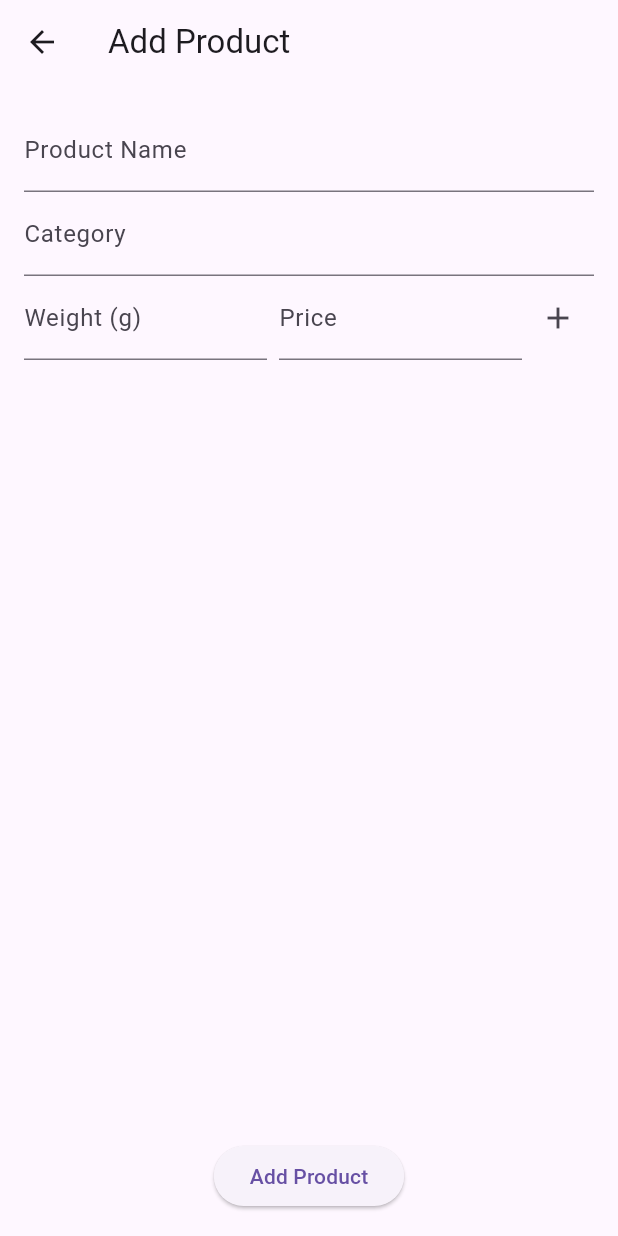
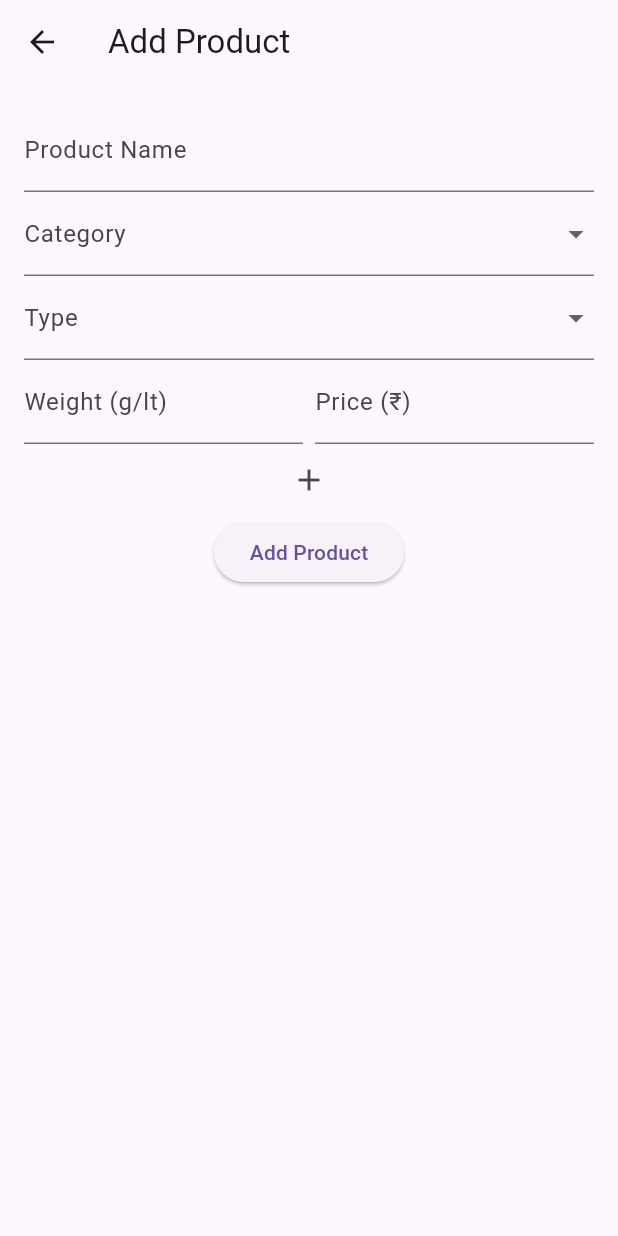
Before and after one commit to lvanshaw/App, a Flutter app: the AddProductScreen screen opened directly, on a phone screen of 412 x 824 dp. Run offline on Flutter 3.47's test engine with Material 3 defaults, Android fonts, the phone set to English and light mode, and no system bars; our stand-ins replace firebase_core, firebase_database, sqflite; accounts and stored records are empty.

```diff
--- a/lib/main.dart
+++ b/lib/main.dart
@@ -8,6 +8,8 @@ void main() {
 }
 
 class MyApp extends StatelessWidget {
+  const MyApp({super.key});
+
   @override
   Widget build(BuildContext context) {
     return ChangeNotifierProvider(
--- a/lib/models/product.dart
+++ b/lib/models/product.dart
@@ -3,13 +3,28 @@ class Product {
   final String name;
   final String category;
   final List<WeightPrice> weightPrices;
+  final ProductType type; // New field for product type
 
   Product({
     this.id,
     required this.name,
     required this.category,
     required this.weightPrices,
+    required this.type,
   });
+
+  // Example for converting ProductType to/from string (if needed for Firebase)
+  String get typeAsString => type.toString().split('.').last;
+  static ProductType parseType(String type) => ProductType.values
+      .firstWhere((e) => e.toString().split('.').last == type);
+}
+
+final List<String> categories = ['Fruits', 'Vegetables', 'Dairy', 'Grains'];
+
+enum ProductType {
+  weight,
+  pocket,
+  single,
 }
 
 class WeightPrice {
--- a/lib/screens/add_product_screen.dart
+++ b/lib/screens/add_product_screen.dart
@@ -4,24 +4,33 @@ import '../models/product.dart';
 import '../providers/product_provider.dart';
 
 class AddProductScreen extends StatefulWidget {
+  const AddProductScreen({super.key});
+
   @override
   _AddProductScreenState createState() => _AddProductScreenState();
 }
 
 class _AddProductScreenState extends State<AddProductScreen> {
   final TextEditingController nameController = TextEditingController();
-  final TextEditingController categoryController = TextEditingController();
   final List<WeightPrice> weightPrices = [];
-
   final TextEditingController weightController = TextEditingController();
   final TextEditingController priceController = TextEditingController();
 
+  String? selectedCategory;
+  ProductType? selectedType;
+
+  final List<String> categories = ['Fruits', 'Vegetables', 'Dairy', 'Grains'];
+
   void addWeightPrice() {
-    if (weightController.text.isNotEmpty && priceController.text.isNotEmpty) {
+    if (priceController.text.isNotEmpty &&
+        (selectedType == ProductType.single ||
+            weightController.text.isNotEmpty)) {
       setState(() {
         weightPrices.add(
           WeightPrice(
-            weight: double.parse(weightController.text),
+            weight: selectedType == ProductType.single
+                ? 1
+                : double.parse(weightController.text),
             price: double.parse(priceController.text),
           ),
         );
@@ -35,7 +44,7 @@ class _AddProductScreenState extends State<AddProductScreen> {
   Widget build(BuildContext context) {
     return Scaffold(
       appBar: AppBar(title: Text('Add Product')),
-      body: Padding(
+      body: SingleChildScrollView(
         padding: const EdgeInsets.all(16.0),
         child: Column(
           children: [
@@ -43,54 +52,93 @@ class _AddProductScreenState extends State<AddProductScreen> {
               controller: nameController,
               decoration: InputDecoration(labelText: 'Product Name'),
             ),
-            TextField(
-              controller: categoryController,
+            DropdownButtonFormField<String>(
+              value: selectedCategory,
               decoration: InputDecoration(labelText: 'Category'),
+              items: categories.map((category) {
+                return DropdownMenuItem<String>(
+                  value: category,
+                  child: Text(category),
+                );
+              }).toList(),
+              onChanged: (value) {
+                setState(() {
+                  selectedCategory = value;
+                });
+              },
             ),
+            DropdownButtonFormField<ProductType>(
+              value: selectedType,
+              decoration: InputDecoration(labelText: 'Type'),
+              items: ProductType.values.map((type) {
+                return DropdownMenuItem<ProductType>(
+                  value: type,
+                  child: Text(type.toString().split('.').last),
+                );
+              }).toList(),
+              onChanged: (value) {
+                setState(() {
+                  selectedType = value;
+                });
+              },
+            ),
+            if (selectedType != ProductType.single)
               Row(
                 children: [
                   Expanded(
                     child: TextField(
                       controller: weightController,
-                    decoration: InputDecoration(labelText: 'Weight (g)'),
+                      decoration: InputDecoration(labelText: 'Weight (g/lt)'),
                       keyboardType: TextInputType.number,
                     ),
                   ),
-                SizedBox(width: 8),
+                  SizedBox(width: 8), // Add space between weight and price
                   Expanded(
                     child: TextField(
                       controller: priceController,
-                    decoration: InputDecoration(labelText: 'Price'),
+                      decoration: InputDecoration(
+                          labelText:
+                              'Price (₹)'), // Updated to include rupee sign
                       keyboardType: TextInputType.number,
                     ),
+                  ),
+                ],
               ),
             IconButton(
               icon: Icon(Icons.add),
               onPressed: addWeightPrice,
             ),
-              ],
-            ),
-            Expanded(
-              child: ListView.builder(
+            ListView.builder(
+              shrinkWrap: true,
+              physics: NeverScrollableScrollPhysics(),
               itemCount: weightPrices.length,
               itemBuilder: (context, index) {
                 return ListTile(
                   title: Text(
-                        'Weight: ${weightPrices[index].weight}g, Price: \$${weightPrices[index].price}'),
+                      'Weight: ${weightPrices[index].weight}g, Price: ₹${weightPrices[index].price}'), // Updated to include rupee sign
                 );
               },
             ),
-            ),
             ElevatedButton(
               onPressed: () {
+                if (selectedCategory != null && selectedType != null) {
                   final product = Product(
                     name: nameController.text,
-                  category: categoryController.text,
+                    category: selectedCategory!,
                     weightPrices: weightPrices,
+                    type: selectedType!,
                   );
                   Provider.of<ProductProvider>(context, listen: false)
                       .addProduct(product);
                   Navigator.pop(context);
+                } else {
+                  // Show error if category or type not selected
+                  ScaffoldMessenger.of(context).showSnackBar(
+                    SnackBar(
+                      content: Text('Please select both category and type'),
+                    ),
+                  );
+                }
               },
               child: Text('Add Product'),
             ),
--- a/lib/screens/view_records_screen.dart
+++ b/lib/screens/view_records_screen.dart
@@ -4,6 +4,8 @@ import '../providers/product_provider.dart';
 import 'edit_product_screen.dart';
 
 class ViewRecordsScreen extends StatefulWidget {
+  const ViewRecordsScreen({super.key});
+
   @override
   _ViewRecordsScreenState createState() => _ViewRecordsScreenState();
 }
--- a/pubspec.yaml
+++ b/pubspec.yaml
@@ -39,6 +39,7 @@ dependencies:
   path: ^1.9.0
   path_provider: ^2.1.5
   provider: ^6.1.2
+  intl: ^0.19.0
 
 dev_dependencies:
   flutter_test:
```
Also changed, not shown: lib/database/database_helper.dart (+41 -6 lines), lib/providers/product_provider.dart (+25 -3 lines), lib/screens/delete_products_screen.dart (added, +96 -0 lines), lib/screens/download_from_firebase_screen.dart (added, +93 -0 lines), lib/screens/edit_all_product_screen.dart (+60 -27 lines), lib/screens/edit_product_screen.dart (+40 -7 lines), lib/screens/home_screen.dart (+35 -2 lines), lib/screens/upload_to_firebase_screen.dart (added, +96 -0 lines), lib/screens/upload_screen.dart (deleted), pubspec.lock. Lines whose indentation alone changed are shown as unchanged.
